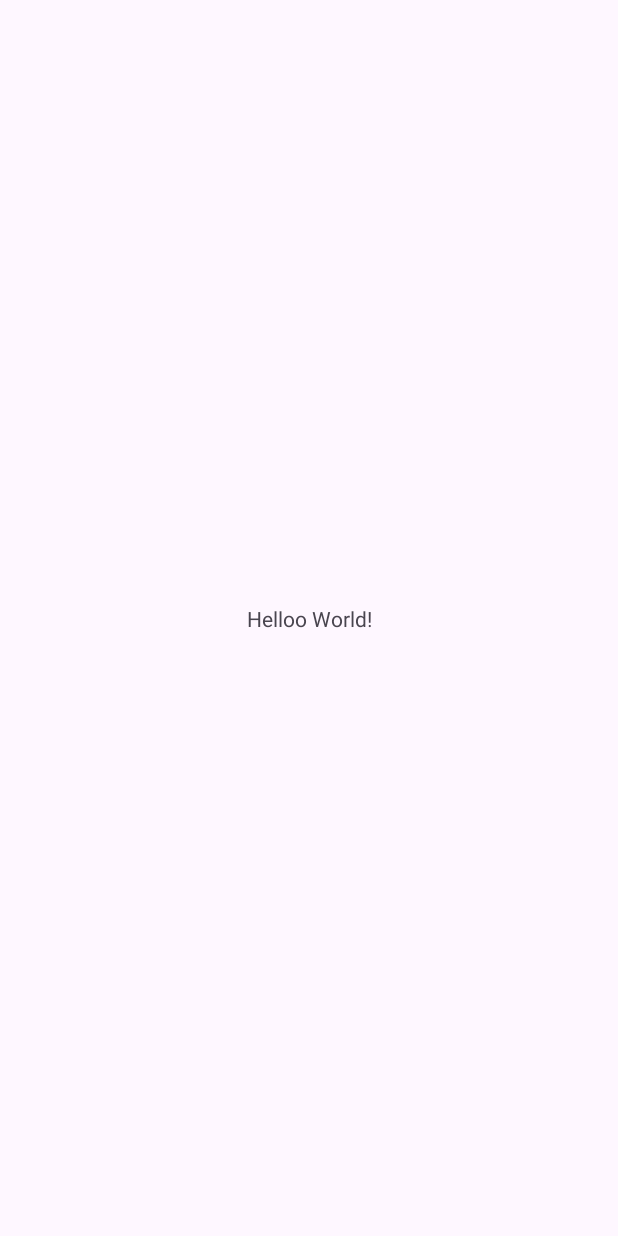
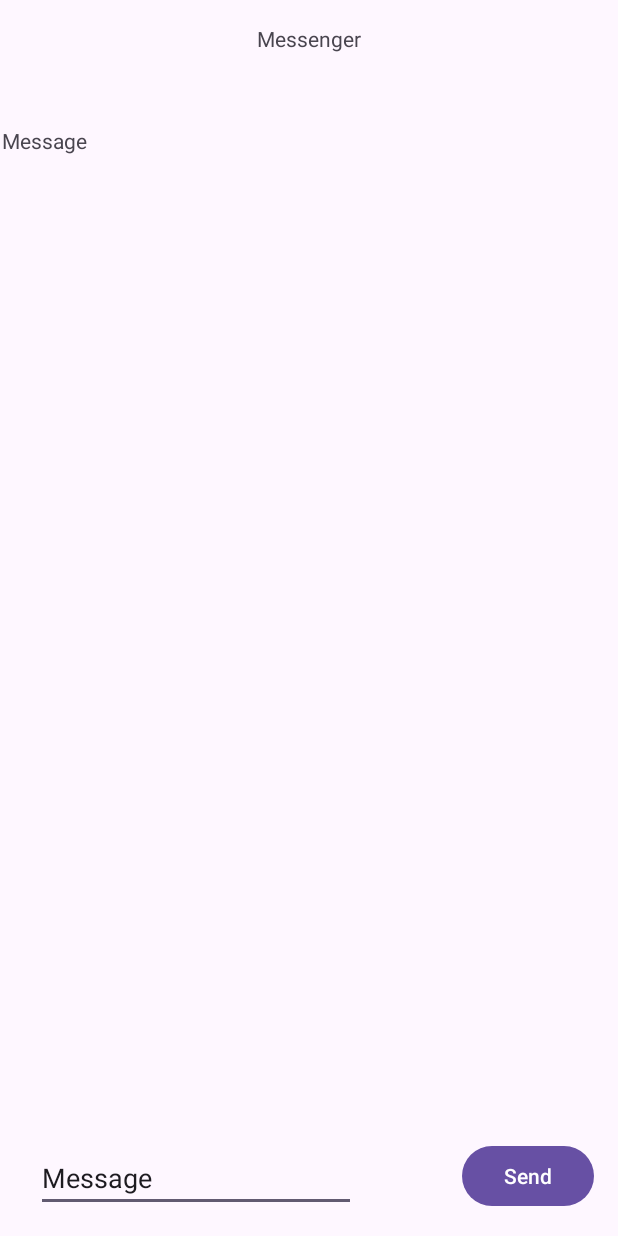
Before and after one commit to Feeeeeeeeeelix/Messenger, an Android app: the screen it shows after launch (MainActivity), on a phone screen of 412 x 824 dp. Before the commit the screen is almost empty. Run offline under Robolectric (Android 15) with nearby library versions, the phone set to English and light mode, and no system bars.

Commit message:
encrypter

```diff
--- a/Client/app/src/main/AndroidManifest.xml
+++ b/Client/app/src/main/AndroidManifest.xml
@@ -6,7 +6,7 @@
         android:allowBackup="true"
         android:dataExtractionRules="@xml/data_extraction_rules"
         android:fullBackupContent="@xml/backup_rules"
-        android:icon="@mipmap/ic_launcher"
+        android:icon="@drawable/ic_launcher_background"
         android:label="@string/app_name"
         android:roundIcon="@mipmap/ic_launcher_round"
         android:supportsRtl="true"
--- /dev/null
+++ b/Client/app/src/main/java/de/felix/messenger/Encrypter.java
@@ -0,0 +1,31 @@
+package de.felix.messenger;
+
+import android.util.Log;
+
+import java.security.KeyPair;
+import java.security.PublicKey;
+
+public class Encrypter {
+
+    public String toString() {
+        return "Encrypter{" +
+                "keyPair=" + keyPair +
+                '}';
+    }
+
+    String keyPair;
+
+    public void encrypt(String message){
+        Log.i("encrypt", message);
+        Log.i("instance", this.toString());
+        if (keyPair == null) {
+            createKeyPair();
+        }
+
+
+    }
+    public void createKeyPair(){
+        Log.i("creatingkeypair", "creating");
+        keyPair = "e";
+    }
+}
--- a/Client/app/src/main/java/de/felix/messenger/MainActivity.java
+++ b/Client/app/src/main/java/de/felix/messenger/MainActivity.java
@@ -3,12 +3,27 @@ package de.felix.messenger;
 import androidx.appcompat.app.AppCompatActivity;
 
 import android.os.Bundle;
+import android.view.View;
+import android.widget.Button;
+import android.widget.EditText;
 
-public class MainActivity extends AppCompatActivity {
+public class MainActivity extends AppCompatActivity implements View.OnClickListener {
 
+    Encrypter encrypter;
     @Override
     protected void onCreate(Bundle savedInstanceState) {
         super.onCreate(savedInstanceState);
         setContentView(R.layout.activity_main);
+        Button sendButton = findViewById(R.id.button);
+        sendButton.setOnClickListener(this);
+
+        encrypter = new Encrypter();
+    }
+
+    @Override
+    public void onClick(View v) {
+        EditText textInputField = findViewById(R.id.editTextText);
+        String inputText = textInputField.getText().toString();
+        encrypter.encrypt(inputText);
     }
 }
--- a/Client/app/src/main/res/layout/activity_main.xml
+++ b/Client/app/src/main/res/layout/activity_main.xml
@@ -7,12 +7,57 @@
     tools:context=".MainActivity">
 
     <TextView
+        android:id="@+id/textView"
         android:layout_width="wrap_content"
         android:layout_height="wrap_content"
-        android:text="Helloo World!"
-        app:layout_constraintBottom_toBottomOf="parent"
+        android:layout_marginTop="16dp"
+        android:text="Messenger"
         app:layout_constraintEnd_toEndOf="parent"
         app:layout_constraintStart_toStartOf="parent"
         app:layout_constraintTop_toTopOf="parent" />
 
+    <EditText
+        android:id="@+id/editTextText"
+        android:layout_width="wrap_content"
+        android:layout_height="wrap_content"
+        android:layout_marginStart="24dp"
+        android:layout_marginBottom="16dp"
+        android:ems="10"
+        android:inputType="text"
+        android:text="Message"
+        app:layout_constraintBottom_toBottomOf="parent"
+        app:layout_constraintEnd_toStartOf="@+id/button"
+        app:layout_constraintHorizontal_bias="0.0"
+        app:layout_constraintStart_toStartOf="parent" />
+
+    <Button
+        android:id="@+id/button"
+        android:layout_width="wrap_content"
+        android:layout_height="wrap_content"
+        android:layout_marginEnd="16dp"
+        android:layout_marginBottom="16dp"
+        android:text="Send"
+        app:layout_constraintBottom_toBottomOf="parent"
+        app:layout_constraintEnd_toEndOf="parent" />
+
+    <ScrollView
+        android:layout_width="409dp"
+        android:layout_height="630dp"
+        app:layout_constraintBottom_toTopOf="@+id/editTextText"
+        app:layout_constraintEnd_toEndOf="parent"
+        app:layout_constraintStart_toStartOf="parent"
+        app:layout_constraintTop_toBottomOf="@+id/textView">
+
+        <LinearLayout
+            android:layout_width="match_parent"
+            android:layout_height="wrap_content"
+            android:orientation="vertical">
+
+            <TextView
+                android:id="@+id/textView2"
+                android:layout_width="match_parent"
+                android:layout_height="60dp"
+                android:text="Message" />
+        </LinearLayout>
+    </ScrollView>
 </androidx.constraintlayout.widget.ConstraintLayout>
```
